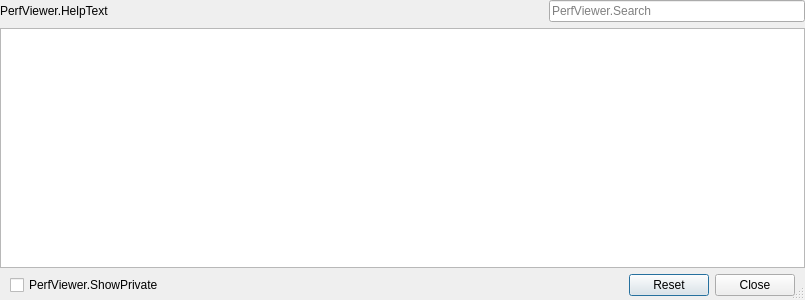
First picture: the form in UI/forms/OBSPerfViewer.ui, repository derrod/obs-studio, before the edit.
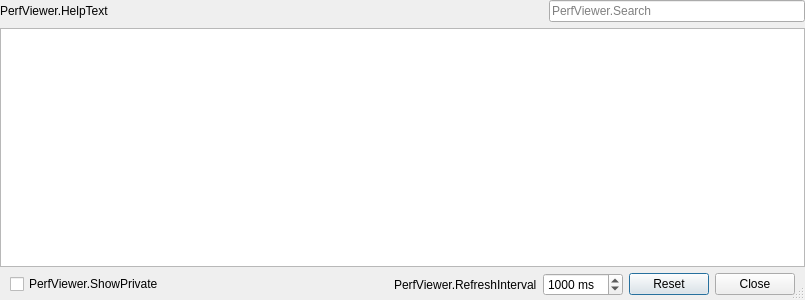
Second picture: the form after the edit.

Commit message: UI: Add refresh interval setting

```diff
--- a/UI/forms/OBSPerfViewer.ui
+++ b/UI/forms/OBSPerfViewer.ui
@@ -112,6 +112,35 @@
        </property>
       </spacer>
      </item>
+     <item>
+      <widget class="QLabel" name="refreshLabel">
+       <property name="text">
+        <string>PerfViewer.RefreshInterval</string>
+       </property>
+       <property name="buddy">
+        <cstring>refreshInterval</cstring>
+       </property>
+      </widget>
+     </item>
+     <item>
+      <widget class="QSpinBox" name="refreshInterval">
+       <property name="suffix">
+        <string notr="true"> ms</string>
+       </property>
+       <property name="minimum">
+        <number>500</number>
+       </property>
+       <property name="maximum">
+        <number>10000</number>
+       </property>
+       <property name="singleStep">
+        <number>100</number>
+       </property>
+       <property name="value">
+        <number>1000</number>
+       </property>
+      </widget>
+     </item>
      <item>
       <widget class="QPushButton" name="resetButton">
        <property name="text">
```
The commit also changes 3 other files.
